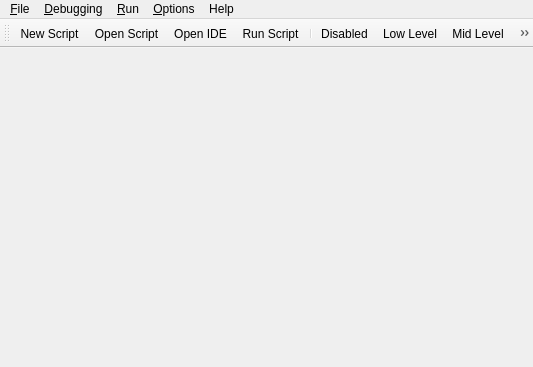
Above: blurdev/gui/windows/loggerwindow/ui/loggerwindow.ui from blurstudio/PrEditor before the change. Below: the same form after it.
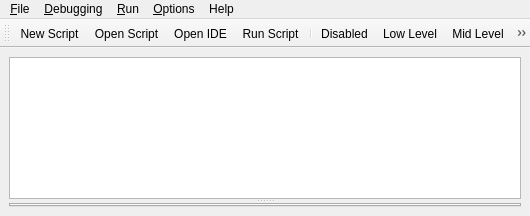
That is the form after the change. Custom widgets are drawn as their Qt base class.

```diff
--- a/blurdev/gui/windows/loggerwindow/ui/loggerwindow.ui
+++ b/blurdev/gui/windows/loggerwindow/ui/loggerwindow.ui
@@ -6,20 +6,39 @@
    <rect>
     <x>0</x>
     <y>0</y>
-    <width>533</width>
-    <height>367</height>
+    <width>530</width>
+    <height>216</height>
    </rect>
   </property>
   <property name="windowTitle">
    <string>Python Logger</string>
   </property>
-  <widget class="QWidget" name="centralwidget"/>
+  <widget class="QWidget" name="centralwidget">
+   <layout class="QVBoxLayout" name="verticalLayout">
+    <item>
+     <widget class="QSplitter" name="uiSplitterSPLIT">
+      <property name="orientation">
+       <enum>Qt::Vertical</enum>
+      </property>
+      <widget class="ConsoleEdit" name="uiConsoleTXT">
+       <property name="minimumSize">
+        <size>
+         <width>0</width>
+         <height>1</height>
+        </size>
+       </property>
+      </widget>
+      <widget class="NewTabWidget" name="uiWorkboxTAB"/>
+     </widget>
+    </item>
+   </layout>
+  </widget>
   <widget class="QMenuBar" name="uiMenuBar">
    <property name="geometry">
     <rect>
      <x>0</x>
      <y>0</y>
-     <width>533</width>
+     <width>530</width>
      <height>21</height>
     </rect>
    </property>
@@ -386,6 +405,19 @@
    </property>
   </action>
  </widget>
+ <customwidgets>
+  <customwidget>
+   <class>NewTabWidget</class>
+   <extends>QTabWidget</extends>
+   <header>blurdev.gui.widgets.newtabwidget</header>
+   <container>1</container>
+  </customwidget>
+  <customwidget>
+   <class>ConsoleEdit</class>
+   <extends>QTextEdit</extends>
+   <header>blurdev.gui.windows.loggerwindow</header>
+  </customwidget>
+ </customwidgets>
  <resources/>
  <connections/>
 </ui>
```
Left out of the diff: 9 changed lines with no effect on the pictures.
